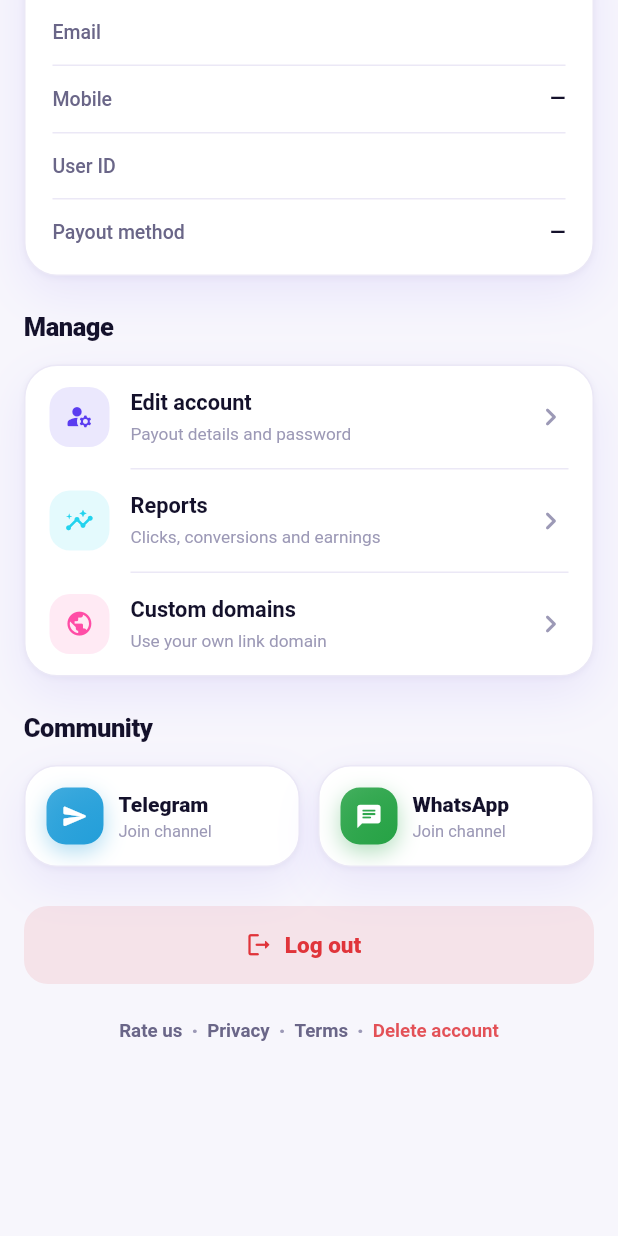
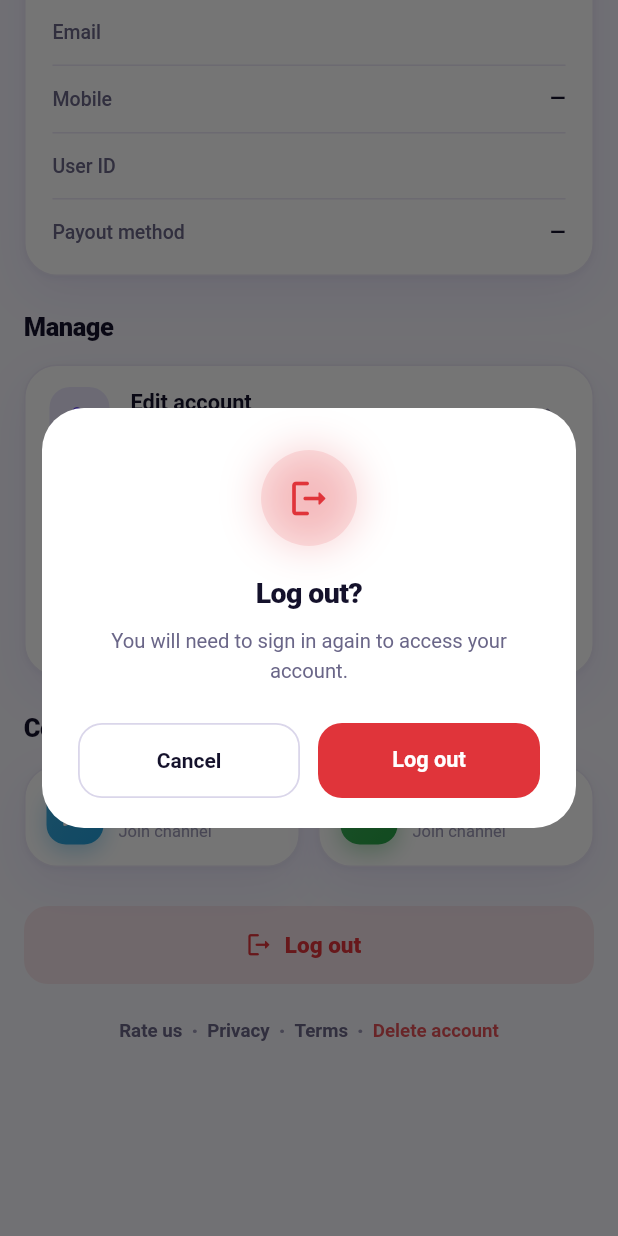
Before and after one commit to PrathapShanmugam3/lootapp-mobile, a Flutter app: the _ProfileBody widget shown alone on an empty page, opened directly with empty values, scrolled down 551 dp, after a tap on "Log out", on a phone screen of 412 x 824 dp. Run offline on Flutter 3.47's test engine with Material 3 defaults, Android fonts, the phone set to English and light mode, and no system bars; our stand-ins replace cookie_jar, dio, dio_cookie_manager, fl_chart, flutter_riverpod, go_router and 3 more; missing offline and left inert: dart:js_interop, dart:ui_web; network calls fail.

Commit message:
Confirm before logout and account deletion
- New branded confirmation dialog
- Logout asks 'Log out?' from both the Profile button and the avatar menu
- Delete account asks 'Delete your account?' after validation, before the
  reCAPTCHA step; 'Keep account' cancels with nothing sent
- Tests for the dialog and the delete confirmation

Co-Authored-By: Claude Sonnet 5.5 <noreply@anthropic.com>
Claude-Session: https://claude.ai/code/session_01JQgJkE4GJZknrRpeon3MAn

```diff
--- /dev/null
+++ b/lib/core/widgets/confirm_dialog.dart
@@ -0,0 +1,92 @@
+import 'package:flutter/material.dart';
+
+import '../theme/app_theme.dart';
+
+/// Branded "are you sure?" dialog. Resolves to true only when the user taps
+/// the confirm button; dismissing (back / tap outside / Cancel) is false.
+/// Set [destructive] for red confirm styling (logout, delete).
+Future<bool> showConfirmDialog(
+  BuildContext context, {
+  required String title,
+  required String message,
+  required String confirmLabel,
+  String cancelLabel = 'Cancel',
+  IconData icon = Icons.help_outline_rounded,
+  bool destructive = false,
+}) async {
+  final accent = destructive ? AppColors.danger : AppColors.primary;
+  final result = await showDialog<bool>(
+    context: context,
+    builder: (ctx) => Dialog(
+      backgroundColor: Colors.white,
+      surfaceTintColor: Colors.transparent,
+      insetPadding: const EdgeInsets.symmetric(horizontal: 28),
+      shape: RoundedRectangleBorder(borderRadius: BorderRadius.circular(28)),
+      child: Padding(
+        padding: const EdgeInsets.fromLTRB(24, 28, 24, 20),
+        child: Column(
+          mainAxisSize: MainAxisSize.min,
+          children: [
+            Container(
+              width: 64,
+              height: 64,
+              decoration: BoxDecoration(
+                shape: BoxShape.circle,
+                color: accent.withValues(alpha: 0.12),
+                boxShadow: [BoxShadow(color: accent.withValues(alpha: 0.25), blurRadius: 24)],
+              ),
+              child: Icon(icon, color: accent, size: 30),
+            ),
+            const SizedBox(height: 18),
+            Text(
+              title,
+              textAlign: TextAlign.center,
+              style: const TextStyle(fontSize: 19, fontWeight: FontWeight.w900, letterSpacing: -0.4, color: AppColors.ink),
+            ),
+            const SizedBox(height: 8),
+            Text(
+              message,
+              textAlign: TextAlign.center,
+              style: const TextStyle(fontSize: 13.5, height: 1.45, color: AppColors.inkMuted),
+            ),
+            const SizedBox(height: 24),
+            Row(
+              children: [
+                Expanded(
+                  child: OutlinedButton(
+                    onPressed: () => Navigator.of(ctx).pop(false),
+                    style: OutlinedButton.styleFrom(minimumSize: const Size(0, 50), shape: RoundedRectangleBorder(borderRadius: BorderRadius.circular(16))),
+                    child: Text(cancelLabel),
+                  ),
+                ),
+                const SizedBox(width: 12),
+                Expanded(
+                  child: FilledButton(
+                    onPressed: () => Navigator.of(ctx).pop(true),
+                    style: FilledButton.styleFrom(
+                      backgroundColor: accent,
+                      minimumSize: const Size(0, 50),
+                      shape: RoundedRectangleBorder(borderRadius: BorderRadius.circular(16)),
+                    ),
+                    child: Text(confirmLabel),
+                  ),
+                ),
+              ],
+            ),
+          ],
+        ),
+      ),
+    ),
+  );
+  return result ?? false;
+}
+
+/// "Log out?" confirmation shared by every logout entry point.
+Future<bool> confirmLogout(BuildContext context) => showConfirmDialog(
+      context,
+      title: 'Log out?',
+      message: 'You will need to sign in again to access your account.',
+      confirmLabel: 'Log out',
+      icon: Icons.logout_rounded,
+      destructive: true,
+    );
--- a/lib/features/affiliate/presentation/profile_menu_sheet.dart
+++ b/lib/features/affiliate/presentation/profile_menu_sheet.dart
@@ -3,6 +3,7 @@ import 'package:flutter_riverpod/flutter_riverpod.dart';
 
 import '../../../core/theme/app_theme.dart';
 import '../../../core/widgets/common.dart';
+import '../../../core/widgets/confirm_dialog.dart';
 import '../../auth/presentation/auth_providers.dart';
 import '../profile/presentation/profile_screen.dart';
 
@@ -78,7 +79,9 @@ class _ProfileMenuSheet extends StatelessWidget {
               chipColor: AppColors.danger,
               label: 'Log out',
               labelColor: AppColors.danger,
-              onTap: () {
+              onTap: () async {
+                if (!await confirmLogout(context)) return;
+                if (!context.mounted) return;
                 Navigator.of(context).pop();
                 ref.read(authControllerProvider.notifier).logout();
               },
--- a/lib/features/affiliate/profile/presentation/profile_screen.dart
+++ b/lib/features/affiliate/profile/presentation/profile_screen.dart
@@ -3,6 +3,7 @@ import 'package:flutter_riverpod/flutter_riverpod.dart';
 import 'package:url_launcher/url_launcher.dart';
 
 import '../../../../core/widgets/common.dart';
+import '../../../../core/widgets/confirm_dialog.dart';
 import '../../../auth/presentation/auth_providers.dart';
 import '../../../legal/presentation/account_delete_screen.dart';
 import '../../../legal/presentation/privacy_policy_screen.dart';
@@ -232,7 +233,11 @@ class _ProfileBodyState extends ConsumerState<_ProfileBody> {
               ),
               icon: const Icon(Icons.logout_rounded, size: 19),
               label: const Text('Log out'),
-              onPressed: () => ref.read(authControllerProvider.notifier).logout(),
+              onPressed: () async {
+                if (!await confirmLogout(context)) return;
+                if (!mounted) return;
+                ref.read(authControllerProvider.notifier).logout();
+              },
             ),
           ),
         ),
--- a/lib/features/legal/presentation/account_delete_screen.dart
+++ b/lib/features/legal/presentation/account_delete_screen.dart
@@ -3,6 +3,7 @@ import 'package:flutter_riverpod/flutter_riverpod.dart';
 
 import '../../../core/network/api_client.dart';
 import '../../affiliate/presentation/widgets/affiliate_design.dart';
+import '../../../core/widgets/confirm_dialog.dart';
 import '../../../core/widgets/recaptcha_dialog.dart';
 import '../../affiliate/profile/presentation/profile_providers.dart';
 import '../../auth/presentation/auth_providers.dart';
@@ -36,6 +37,17 @@ class _AccountDeleteScreenState extends ConsumerState<AccountDeleteScreen> {
 
   Future<void> _submit() async {
     if (!_formKey.currentState!.validate()) return;
+
+    final confirmed = await showConfirmDialog(
+      context,
+      title: 'Delete your account?',
+      message: 'This is permanent. Your account and all associated data will be deleted and cannot be recovered.',
+      confirmLabel: 'Yes, delete',
+      cancelLabel: 'Keep account',
+      icon: Icons.delete_forever_rounded,
+      destructive: true,
+    );
+    if (!confirmed || !mounted) return;
 
     final recaptchaToken = await showRecaptchaDialog(context);
     if (recaptchaToken == null || recaptchaToken.isEmpty) return;
```
Also changed, not shown: 2 other files.
